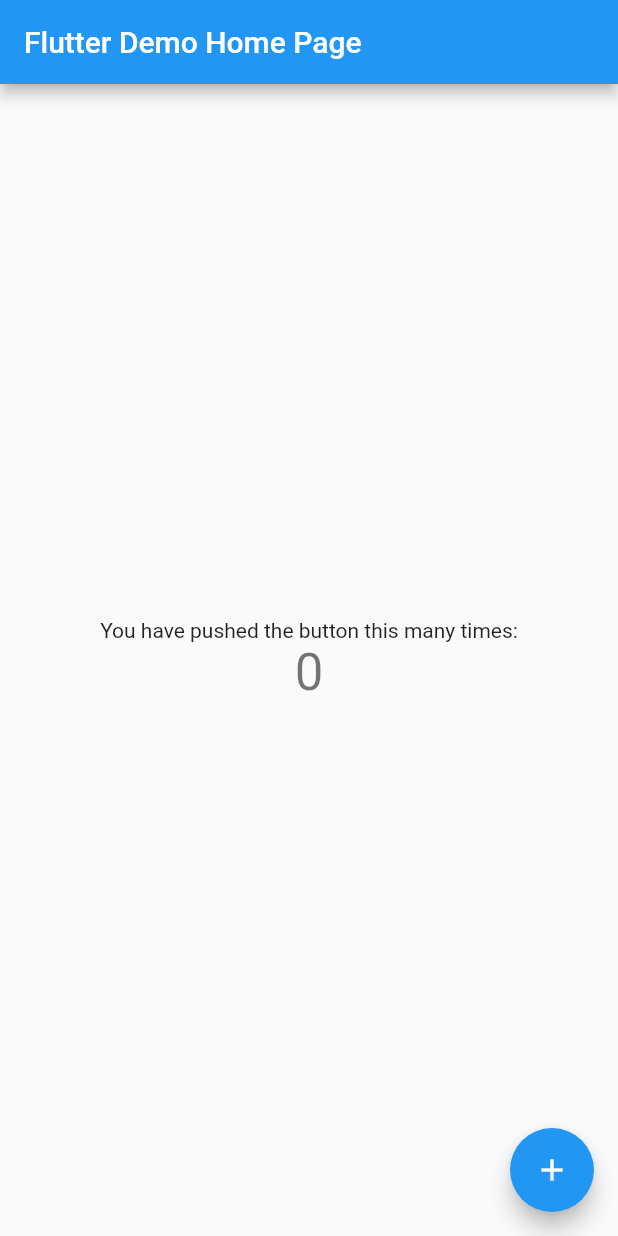
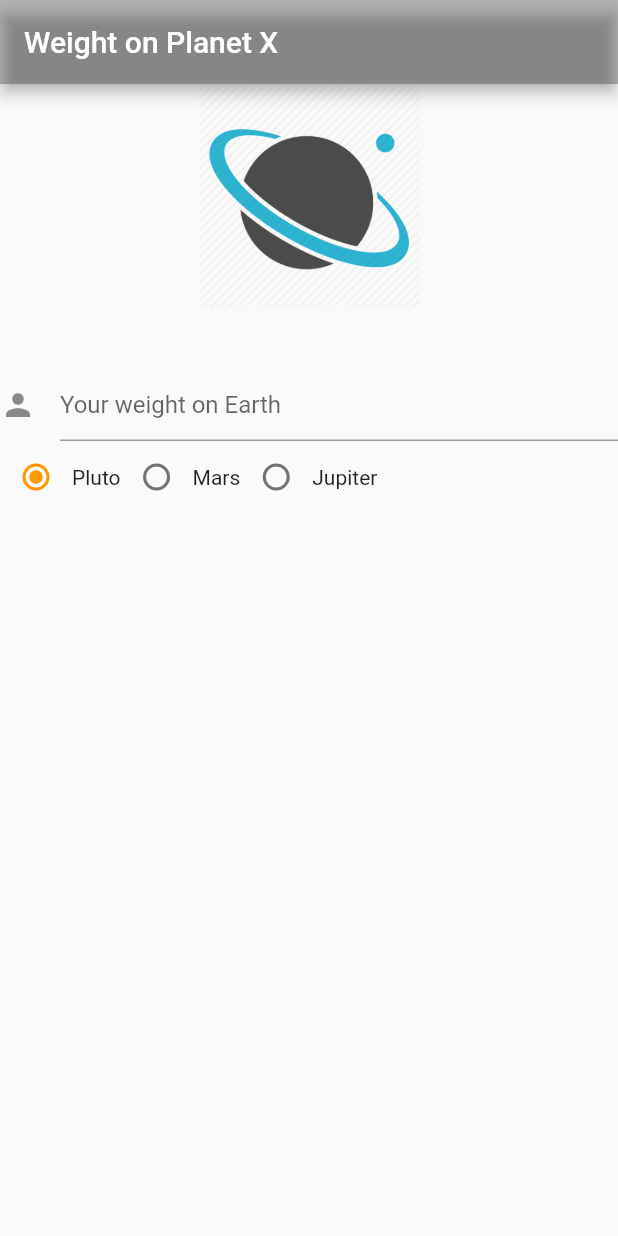
Before and after one commit to aj019/Flutter_Course_Paulo_Dichone, a Flutter app: the screen it shows after launch, on a phone screen of 412 x 824 dp. Run offline on Flutter 3.47's test engine with Material 2 defaults, Android fonts, the phone set to English and light mode, and no system bars.

Commit message:
Completed Weight on Planet App

```diff
--- a/flutter_weight_on_planet/lib/main.dart
+++ b/flutter_weight_on_planet/lib/main.dart
@@ -2,108 +2,106 @@ import 'package:flutter/material.dart';
 
 void main() => runApp(new MyApp());
 
-class MyApp extends StatelessWidget {
-  // This widget is the root of your application.
+class MyApp extends StatelessWidget{
   @override
   Widget build(BuildContext context) {
+    // TODO: implement build
     return new MaterialApp(
-      title: 'Flutter Demo',
-      theme: new ThemeData(
-        // This is the theme of your application.
-        //
-        // Try running your application with "flutter run". You'll see the
-        // application has a blue toolbar. Then, without quitting the app, try
-        // changing the primarySwatch below to Colors.green and then invoke
-        // "hot reload" (press "r" in the console where you ran "flutter run",
-        // or press Run > Flutter Hot Reload in IntelliJ). Notice that the
-        // counter didn't reset back to zero; the application is not restarted.
-        primarySwatch: Colors.blue,
-      ),
-      home: new MyHomePage(title: 'Flutter Demo Home Page'),
+      home: new MainApp()
     );
   }
 }
 
-class MyHomePage extends StatefulWidget {
-  MyHomePage({Key key, this.title}) : super(key: key);
+class MainApp extends StatefulWidget{
+  @override
+  MainAppState createState() {
+    return new MainAppState();
+  }
 
-  // This widget is the home page of your application. It is stateful, meaning
-  // that it has a State object (defined below) that contains fields that affect
-  // how it looks.
-
-  // This class is the configuration for the state. It holds the values (in this
-  // case the title) provided by the parent (in this case the App widget) and
-  // used by the build method of the State. Fields in a Widget subclass are
-  // always marked "final".
-
-  final String title;
-
-  @override
-  _MyHomePageState createState() => new _MyHomePageState();
 }
 
-class _MyHomePageState extends State<MyHomePage> {
-  int _counter = 0;
+class MainAppState extends State<MainApp> {
 
-  void _incrementCounter() {
-    setState(() {
-      // This call to setState tells the Flutter framework that something has
-      // changed in this State, which causes it to rerun the build method below
-      // so that the display can reflect the updated values. If we changed
-      // _counter without calling setState(), then the build method would not be
-      // called again, and so nothing would appear to happen.
-      _counter++;
+  final TextEditingController _textController = new TextEditingController();
+  int radioValue = 0;
+  int weight;
+  var planet = '';
+  var output ='';
+  void handleRadioValueChange(int value){
+    setState((){
+      radioValue = value;
+      if(_textController.text.isNotEmpty) {
+        switch (value) {
+          case 0:
+            planet = 'Pluto';
+              weight = int.parse(_textController.text);
+              weight += 20;
+
+            break;
+          case 1:
+            planet = 'Mars';
+              weight = int.parse(_textController.text);
+              weight += 30;
+            break;
+          case 2:
+            planet = 'Jupiter';
+              weight = int.parse(_textController.text);
+              weight += 40;
+            break;
+        }
+        output = 'Your weight on $planet is $weight';
+      }else{
+        output = 'Please enter a correct weight';
+      }
+
     });
   }
 
   @override
   Widget build(BuildContext context) {
-    // This method is rerun every time setState is called, for instance as done
-    // by the _incrementCounter method above.
-    //
-    // The Flutter framework has been optimized to make rerunning build methods
-    // fast, so that you can just rebuild anything that needs updating rather
-    // than having to individually change instances of widgets.
     return new Scaffold(
       appBar: new AppBar(
-        // Here we take the value from the MyHomePage object that was created by
-        // the App.build method, and use it to set our appbar title.
-        title: new Text(widget.title),
+        backgroundColor: Colors.black26,
+        title: new Text('Weight on Planet X'),
       ),
-      body: new Center(
-        // Center is a layout widget. It takes a single child and positions it
-        // in the middle of the parent.
+      body: new Container(
+        alignment: Alignment.topCenter,
         child: new Column(
-          // Column is also layout widget. It takes a list of children and
-          // arranges them vertically. By default, it sizes itself to fit its
-          // children horizontally, and tries to be as tall as its parent.
-          //
-          // Invoke "debug paint" (press "p" in the console where you ran
-          // "flutter run", or select "Toggle Debug Paint" from the Flutter tool
-          // window in IntelliJ) to see the wireframe for each widget.
-          //
-          // Column has various properties to control how it sizes itself and
-          // how it positions its children. Here we use mainAxisAlignment to
-          // center the children vertically; the main axis here is the vertical
-          // axis because Columns are vertical (the cross axis would be
-          // horizontal).
-          mainAxisAlignment: MainAxisAlignment.center,
           children: <Widget>[
-            new Text(
-              'You have pushed the button this many times:',
+            new Image.asset('images/planet.png',width: 150.0,height: 150.0,),
+            new Padding(padding: const EdgeInsets.all(20.0)),
+            new TextField(
+              controller: _textController,
+              decoration: new InputDecoration(
+                hintText: 'Your weight on Earth',
+                icon: new Icon(Icons.person)
+              ),
             ),
-            new Text(
-              '$_counter',
-              style: Theme.of(context).textTheme.display1,
+            new Row(
+              children: <Widget>[
+                new Radio<int>(
+                    activeColor: Colors.orange,
+                    value: 0, groupValue: radioValue, onChanged: handleRadioValueChange
+                ),
+                new Text('Pluto'),
+                new Radio<int>(
+                    activeColor: Colors.orange,
+                    value: 1, groupValue: radioValue, onChanged: handleRadioValueChange
+                ),
+                new Text('Mars'),
+                new Radio<int>(
+                    activeColor: Colors.orange,
+                    value: 2, groupValue: radioValue, onChanged: handleRadioValueChange
+                ),
+                new Text('Jupiter'),
+              ],
             ),
+            new Padding(padding: const EdgeInsets.all(20.0)),
+            new Text(' $output ',style: new TextStyle(fontSize: 20.0),)
+
           ],
-        ),
+        )
       ),
-      floatingActionButton: new FloatingActionButton(
-        onPressed: _incrementCounter,
-        tooltip: 'Increment',
-        child: new Icon(Icons.add),
-      ), // This trailing comma makes auto-formatting nicer for build methods.
     );
   }
 }
--- a/flutter_weight_on_planet/pubspec.yaml
+++ b/flutter_weight_on_planet/pubspec.yaml
@@ -24,10 +24,11 @@ flutter:
   # included with your application, so that you can use the icons in
   # the material Icons class.
   uses-material-design: true
+  assets:
+      - images/planet.png
 
   # To add assets to your application, add an assets section, like this:
-  # assets:
-  #  - images/a_dot_burr.jpeg
+
   #  - images/a_dot_ham.jpeg
 
   # An image asset can refer to one or more resolution-specific "variants", see
```
Also changed, not shown: flutter_weight_on_planet/images/planet.png (added), 1 other file.
